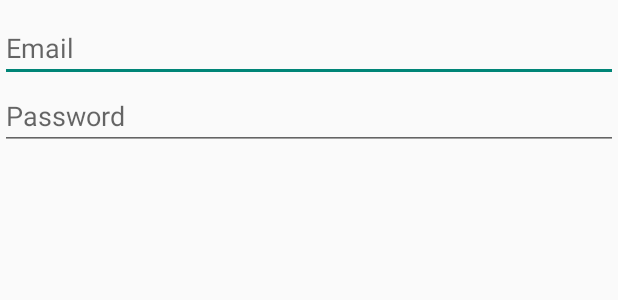
After one commit to JulienM2r/TeachEver_Android_App, an Android app: the layout user_login_form.xml on its own in the app's theme, with its tools: preview values and no code run, on a phone screen of 412 x 824 dp. The commit adds this screen. Shown: the top 300 px of the screen. Run offline under Robolectric (Android 15) with nearby library versions, the phone set to English and light mode, and no system bars.

```diff
--- a/app/src/main/java/um2/ips/teachever/Entities/Exercice.java
+++ b/app/src/main/java/um2/ips/teachever/Entities/Exercice.java
@@ -1,8 +1,13 @@
 package um2.ips.teachever.Entities;
+
+import androidx.room.Entity;
+import androidx.room.PrimaryKey;
 
 import java.util.ArrayList;
 
+@Entity
 public class Exercice {
+    @PrimaryKey
     private int id;
     private int num;
     private String nom;
--- a/app/src/main/java/um2/ips/teachever/Entities/Lecons.java
+++ b/app/src/main/java/um2/ips/teachever/Entities/Lecons.java
@@ -1,8 +1,13 @@
 package um2.ips.teachever.Entities;
+
+import androidx.room.Entity;
+import androidx.room.PrimaryKey;
 
 import java.util.ArrayList;
 
+@Entity
 public class Lecons {
+    @PrimaryKey
     private int id;
     private String nom;
     private Annee niveau;
--- /dev/null
+++ b/app/src/main/res/layout/user_login_form.xml
@@ -0,0 +1,30 @@
+<?xml version="1.0" encoding="utf-8"?>
+<RelativeLayout xmlns:android="http://schemas.android.com/apk/res/android"
+    xmlns:tools="http://schemas.android.com/tools"
+    android:layout_width="match_parent"
+    android:layout_height="match_parent" >
+
+    <EditText
+        android:id="@+id/editTextUserEmail"
+        android:layout_width="match_parent"
+        android:layout_height="wrap_content"
+        android:layout_marginTop="9dp"
+        android:layout_alignParentStart="true"
+        android:hint="@string/email"
+        android:inputType="textEmailAddress"
+        android:singleLine="true" />
+        <requestFocus />
+
+    <EditText
+        android:id="@+id/editTextUserPassword"
+        android:layout_width="match_parent"
+        android:layout_height="wrap_content"
+        android:layout_below="@id/editTextUserEmail"
+        android:layout_alignParentStart="true"
+        android:hint="@string/password"
+        android:inputType="textPassword"
+        android:singleLine="true" />
+
+
+
+</RelativeLayout>
```
Also changed, not shown: app/src/main/java/um2/ips/teachever/Activities/MainActivity.java (+6 -21 lines), app/src/main/java/um2/ips/teachever/DAO/EleveDAO.java (added, +67 -0 lines), app/src/main/java/um2/ips/teachever/Entities/Abonnement.java (+7 -1 lines), app/src/main/java/um2/ips/teachever/Entities/Cours.java (+8 -3 lines), app/src/main/java/um2/ips/teachever/Entities/Eleve.java (+49 -4 lines), app/src/main/java/um2/ips/teachever/Entities/Parent.java (+21 -3 lines), app/src/main/java/um2/ips/teachever/Entities/QCM.java (+5 -3 lines), app/src/main/java/um2/ips/teachever/Events/OnClickListenerCreateUser.java (+3 -8 lines), app/src/main/java/um2/ips/teachever/Events/OnClickListenerUserLogin.java (added, +44 -0 lines), app/src/main/java/um2/ips/teachever/bdd/ParentDBHandler.java (deleted, +0 -52 lines), app/src/main/java/um2/ips/teachever/bdd/SampleDatabase.java (added, +59 -0 lines), app/src/main/java/um2/ips/teachever/bdd/tabEleveController.java (deleted, +0 -43 lines).
